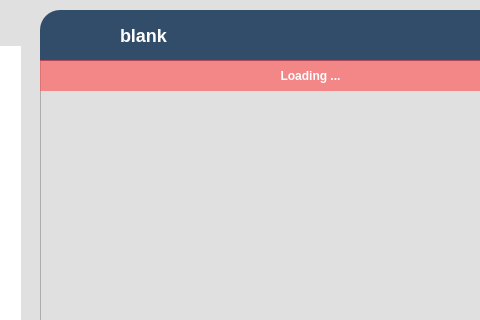
First picture: the form in chatpage.ui, repository esh83/chat-application, before the edit; both pictures show x 390 to 870 and y 0 to 320 of the 1000 by 600 pixel window.
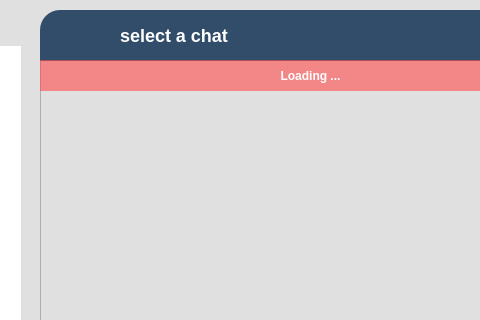
Second picture: the form after the edit. Icons and pictures are not drawn.

Commit message: chat scrolling ux improved

Patch:
```diff
--- a/chatpage.ui
+++ b/chatpage.ui
@@ -346,7 +346,7 @@
 color:white;</string>
     </property>
     <property name="text">
-     <string>blank</string>
+     <string>select a chat</string>
     </property>
    </widget>
    <widget class="QPushButton" name="pushButton_4">
```
The commit also changes 2 other files.
